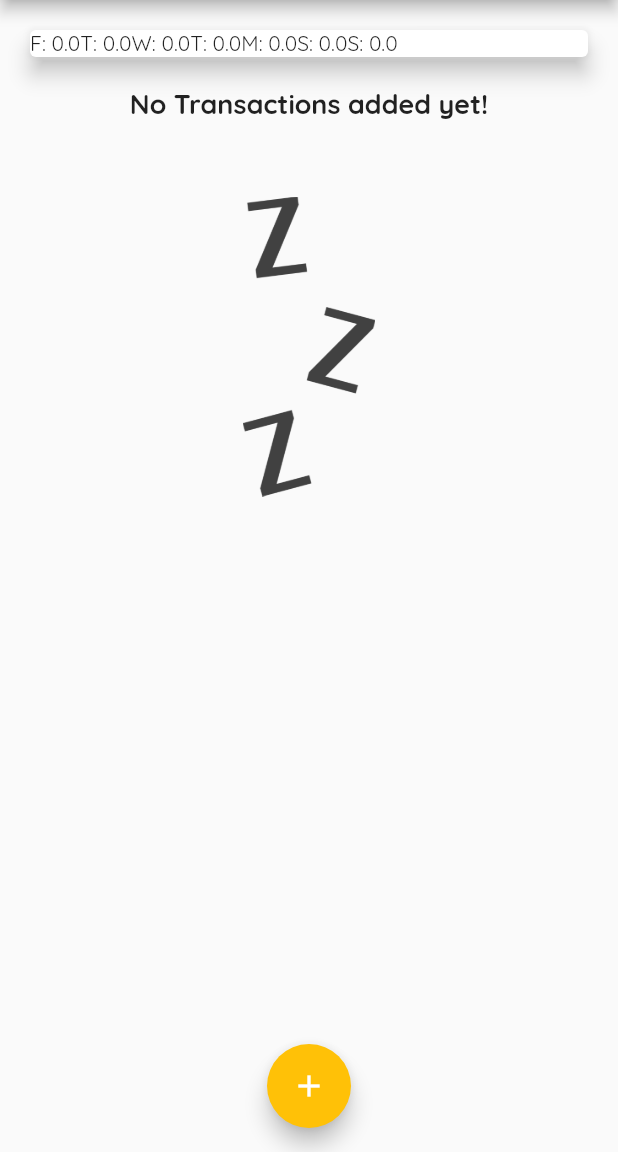
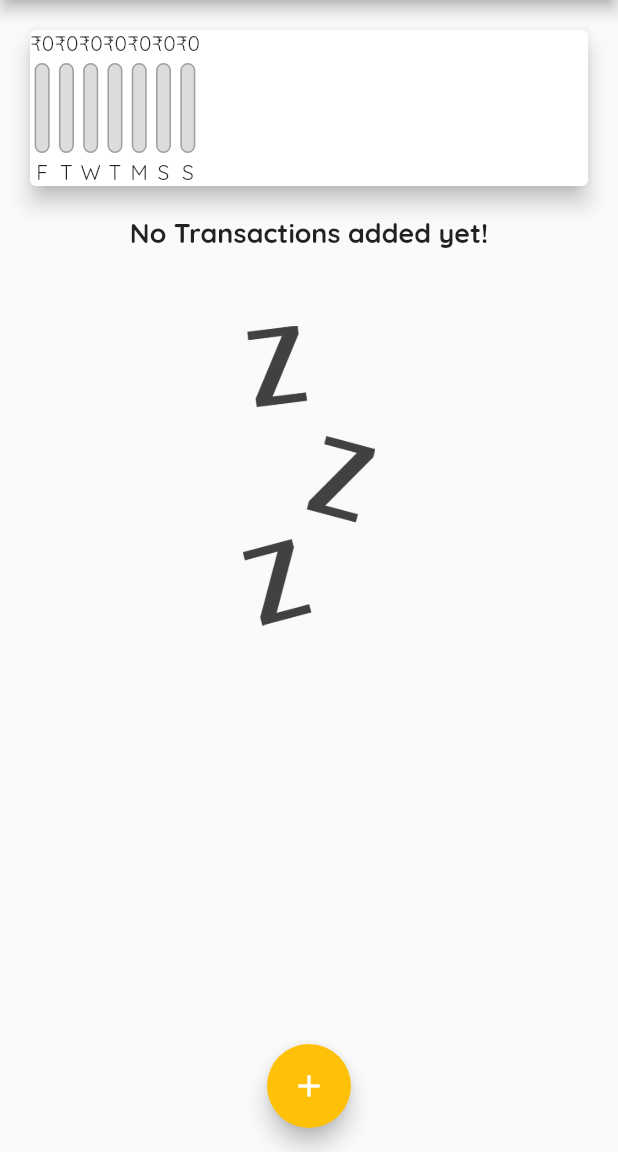
Before and after one commit to 0xcatrovacer/expense-tracker, a Flutter app: the screen it shows after launch, on a phone screen of 412 x 824 dp, the part 84-1236 px from its top. Run offline on Flutter 3.47's test engine with Material 2 defaults, Android fonts, the phone set to English and light mode, and no system bars.

Commit message:
populated chart bar with values

```diff
--- a/lib/widgets/chart.dart
+++ b/lib/widgets/chart.dart
@@ -2,6 +2,7 @@ import 'package:flutter/material.dart';
 import 'package:intl/intl.dart';
 
 import '../models/transaction.dart';
+import './chart_bar.dart';
 
 class Chart extends StatelessWidget {
   final List<Transaction> recentUserTransactions;
@@ -31,6 +32,12 @@ class Chart extends StatelessWidget {
     });
   }
 
+  double get totalSpending {
+    return groupedTransactionValues.fold(0.0, (sum, item) {
+      return sum + (item['amount'] as num);
+    });
+  }
+
   @override
   Widget build(BuildContext context) {
     print(groupedTransactionValues);
@@ -39,7 +46,12 @@ class Chart extends StatelessWidget {
       margin: EdgeInsets.all(20),
       child: Row(
         children: groupedTransactionValues.map((data) {
-          return Text('${data['day']}: ${data['amount']}');
+          return ChartBar(
+              data['day'] as String,
+              data['amount'] as double,
+              totalSpending == 0.0
+                  ? 0.0
+                  : (data['amount'] as double) / totalSpending);
         }).toList(),
       ),
     );
--- a/lib/widgets/chart_bar.dart
+++ b/lib/widgets/chart_bar.dart
@@ -30,7 +30,7 @@ class ChartBar extends StatelessWidget {
                 heightFactor: spendingPctg,
                 child: Container(
                   decoration: BoxDecoration(
-                    color: Theme.of(context).primaryColor,
+                    color: Theme.of(context).colorScheme.primary,
                     borderRadius: BorderRadius.circular(10),
                   ),
                 ),
```
